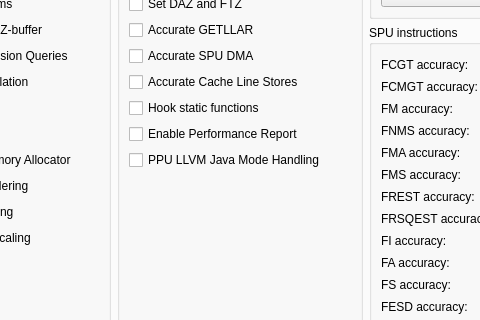
Above: rpcs3/rpcs3qt/settings_dialog.ui from win98and95/rpcs3 before the change; both pictures show x 158 to 638 and y 159 to 479 of the 796 by 798 pixel window. Below: the same form after it.
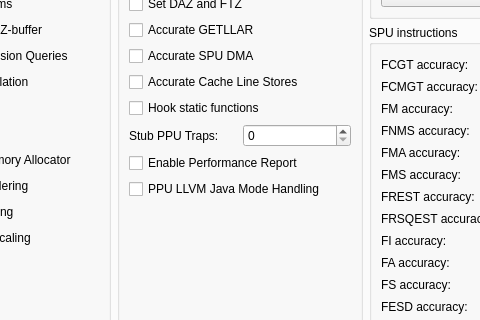
That is the form after the change. The open tabs and pages were chosen to show the change. Icons and pictures are not drawn.

Commit message: UI: Stub PPU Trap

```diff
--- a/rpcs3/rpcs3qt/settings_dialog.ui
+++ b/rpcs3/rpcs3qt/settings_dialog.ui
@@ -3665,6 +3665,20 @@
               </property>
              </widget>
             </item>
+              <item>
+               <layout class="QHBoxLayout" name="layout_ppu_trap" stretch="0,0">
+                <item>
+               <widget class="QLabel" name="ppu_trap_label">
+                <property name="text">
+                 <string>Stub PPU Traps:</string>
+                  </property>
+                 </widget>
+                </item>
+                <item>
+                 <widget class="QSpinBox" name="ppu_trap"/>
+                </item>
+               </layout>
+              </item>
             <item>
              <widget class="QCheckBox" name="perfReport">
               <property name="text">
```
The commit also changes 2 other files.
